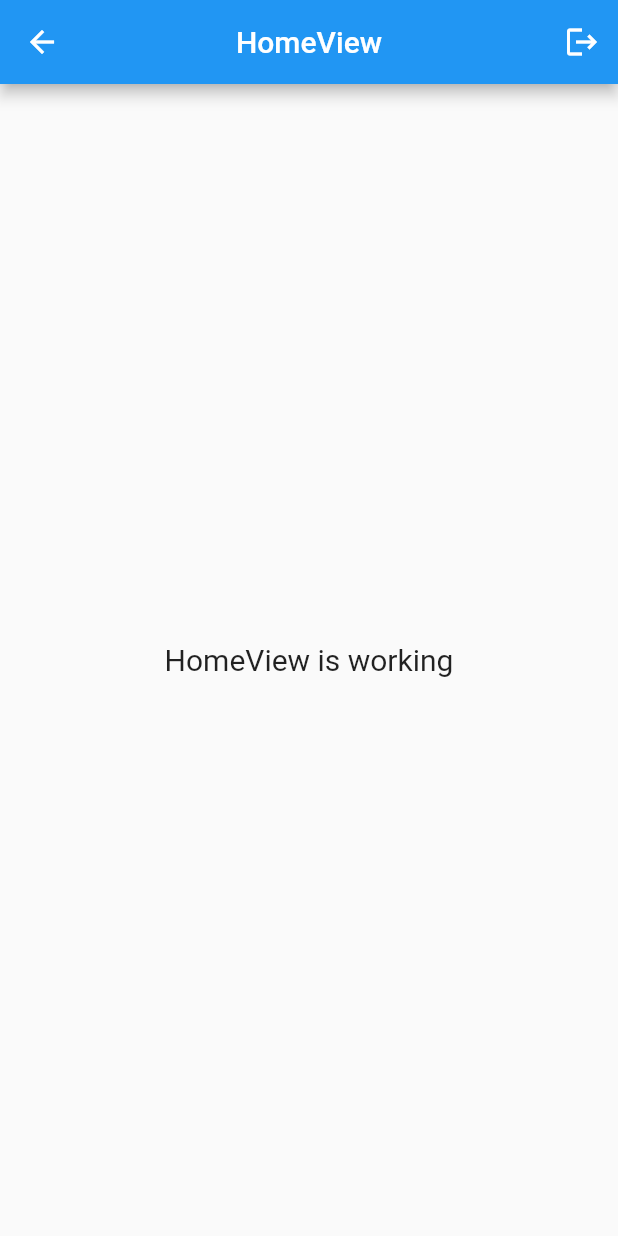
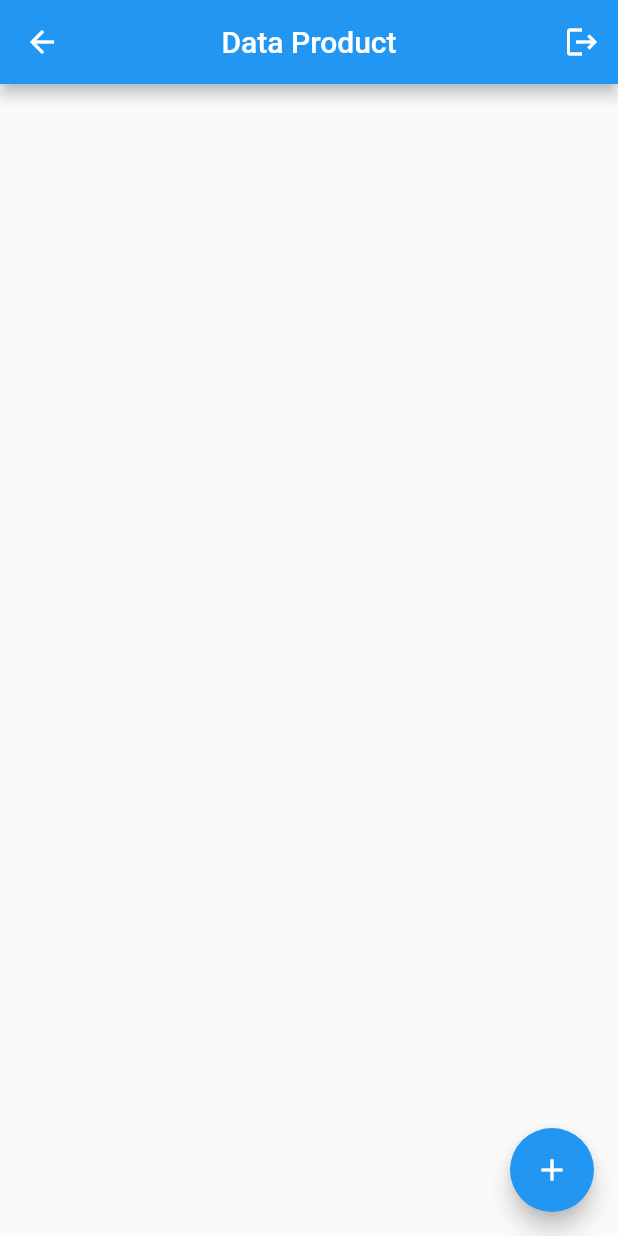
Before and after one commit to reflan/project_get, a Flutter app: the HomeView screen opened by its route, on a phone screen of 412 x 824 dp. Run offline on Flutter 3.47's test engine with Material 2 defaults, Android fonts, the phone set to English and light mode, and no system bars; our stand-ins replace cloud_firestore, firebase_auth, firebase_core, get; accounts and stored records are empty.

Commit message:
commit fitur terakhir tampil data

```diff
--- a/lib/app/modules/home/views/home_view.dart
+++ b/lib/app/modules/home/views/home_view.dart
@@ -1,17 +1,19 @@
+import 'package:cloud_firestore/cloud_firestore.dart';
 import 'package:flutter/material.dart';
 
 import 'package:get/get.dart';
+import 'package:project_get/app/controllers/auth_controller.dart';
 
-import '../../../controllers/auth_controller.dart';
 import '../controllers/home_controller.dart';
 
 class HomeView extends GetView<HomeController> {
   final cAuth = Get.find<AuthController>();
+
   @override
   Widget build(BuildContext context) {
     return Scaffold(
       appBar: AppBar(
-        title: const Text('HomeView'),
+        title: const Text('Data Product'),
         centerTitle: true,
         actions: [
           IconButton(
@@ -20,11 +22,62 @@ class HomeView extends GetView<HomeController> {
           )
         ],
       ),
-      body: const Center(
-        child: Text(
-          'HomeView is working',
-          style: TextStyle(fontSize: 20),
-        ),
+      //1. Menampilkan data tidak realtime
+      // body: FutureBuilder<QuerySnapshot<Object?>>(
+      //   future: controller.GetData(),
+      //   builder: (context, snapshot) {
+      //     if (snapshot.connectionState == ConnectionState.done) {
+      //       // mengambil data
+      //       var listAllDocs = snapshot.data!.docs;
+      //       return ListView.builder(
+      //         itemCount: listAllDocs.length,
+      //         itemBuilder: (context, index) => ListTile(
+      //           title: Text(
+      //               "${(listAllDocs[index].data() as Map<String, dynamic>)["name"]}"),
+      //           subtitle: Text(
+      //               "${(listAllDocs[index].data() as Map<String, dynamic>)["price"]}"),
+      //         ),
+      //       );
+      //     }
+      //     return Center(
+      //       child: CircularProgressIndicator(),
+      //     );
+      //   },
+      // ),
+
+      //2. Menampilkan data secara realtime
+      body: StreamBuilder<QuerySnapshot<Object?>>(
+        stream: controller.streamData(),
+        builder: (context, snapshot) {
+          if (snapshot.connectionState == ConnectionState.active) {
+            // mengambil data
+            var listAllDocs = snapshot.data!.docs;
+            return ListView.builder(
+              itemCount: listAllDocs.length,
+              itemBuilder: (context, index) => ListTile(
+                leading: CircleAvatar(
+                  child: Text('${index + 1}'),
+                  backgroundColor: Colors.white,
+                ),
+                title: Text(
+                    "${(listAllDocs[index].data() as Map<String, dynamic>)["name"]}"),
+                subtitle: Text(
+                    "${(listAllDocs[index].data() as Map<String, dynamic>)["price"]}"),
+                trailing: IconButton(
+                  onPressed: () {},
+                  icon: Icon(Icons.more_vert),
+                ),
+              ),
+            );
+          }
+          return Center(
+            child: CircularProgressIndicator(),
+          );
+        },
+      ),
+      floatingActionButton: FloatingActionButton(
+        onPressed: () {},
+        child: Icon(Icons.add),
       ),
     );
   }
--- a/lib/app/routes/app_pages.dart
+++ b/lib/app/routes/app_pages.dart
@@ -1,5 +1,7 @@
 import 'package:get/get.dart';
 
+import '../modules/add_product/bindings/add_product_binding.dart';
+import '../modules/add_product/views/add_product_view.dart';
 import '../modules/home/bindings/home_binding.dart';
 import '../modules/home/views/home_view.dart';
 import '../modules/login/bindings/login_binding.dart';
@@ -37,5 +39,10 @@ class AppPages {
       page: () => ResetPasswordView(),
       binding: ResetPasswordBinding(),
     ),
+    GetPage(
+      name: _Paths.ADD_PRODUCT,
+      page: () => const AddProductView(),
+      binding: AddProductBinding(),
+    ),
   ];
 }
--- a/lib/app/routes/app_routes.dart
+++ b/lib/app/routes/app_routes.dart
@@ -7,6 +7,7 @@ abstract class Routes {
   static const LOGIN = _Paths.LOGIN;
   static const SIGNUP = _Paths.SIGNUP;
   static const RESET_PASSWORD = _Paths.RESET_PASSWORD;
+  static const ADD_PRODUCT = _Paths.ADD_PRODUCT;
 }
 
 abstract class _Paths {
@@ -15,4 +16,5 @@ abstract class _Paths {
   static const LOGIN = '/login';
   static const SIGNUP = '/signup';
   static const RESET_PASSWORD = '/reset-password';
+  static const ADD_PRODUCT = '/add-product';
 }
--- a/pubspec.yaml
+++ b/pubspec.yaml
@@ -12,6 +12,7 @@ dependencies:
     sdk: flutter
   firebase_core: ^2.15.0
   firebase_auth: ^4.7.2
+  cloud_firestore: ^4.9.0
 
 dev_dependencies:
   flutter_lints: ^2.0.0
```
Also changed, not shown: lib/app/controllers/auth_controller.dart (+31 -1 lines), lib/app/modules/add_product/bindings/add_product_binding.dart (added, +12 -0 lines), lib/app/modules/add_product/controllers/add_product_controller.dart (added, +23 -0 lines), lib/app/modules/add_product/views/add_product_view.dart (added, +24 -0 lines), lib/app/modules/home/controllers/home_controller.dart (+9 -14 lines), lib/app/modules/reset_password/views/reset_password_view.dart (+33 -5 lines), pubspec.lock, 2 other files.
